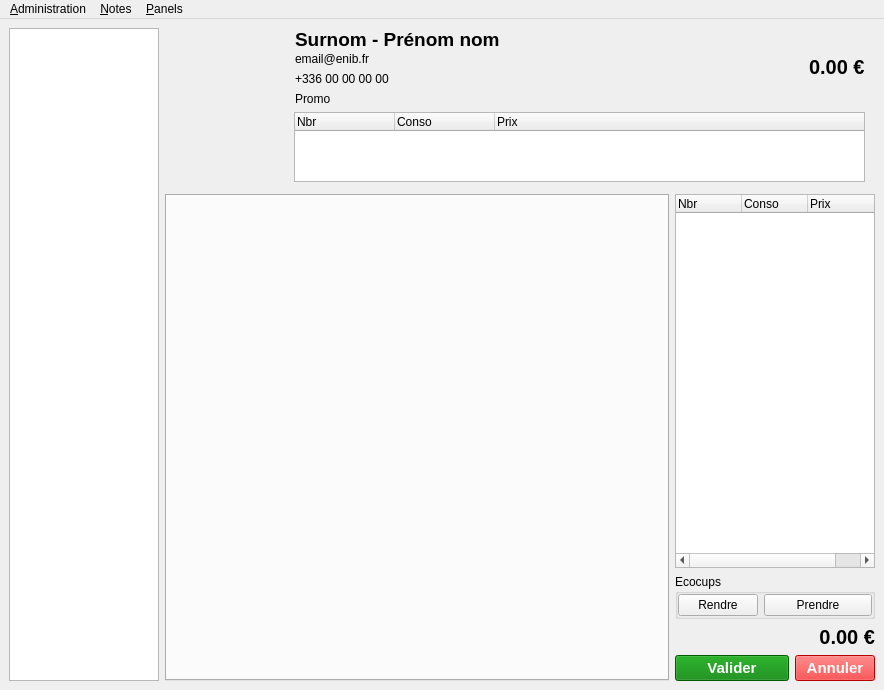
nils-van-zuijlen/Enibar, file application/ui/mainwindow.ui: the form before one commit.
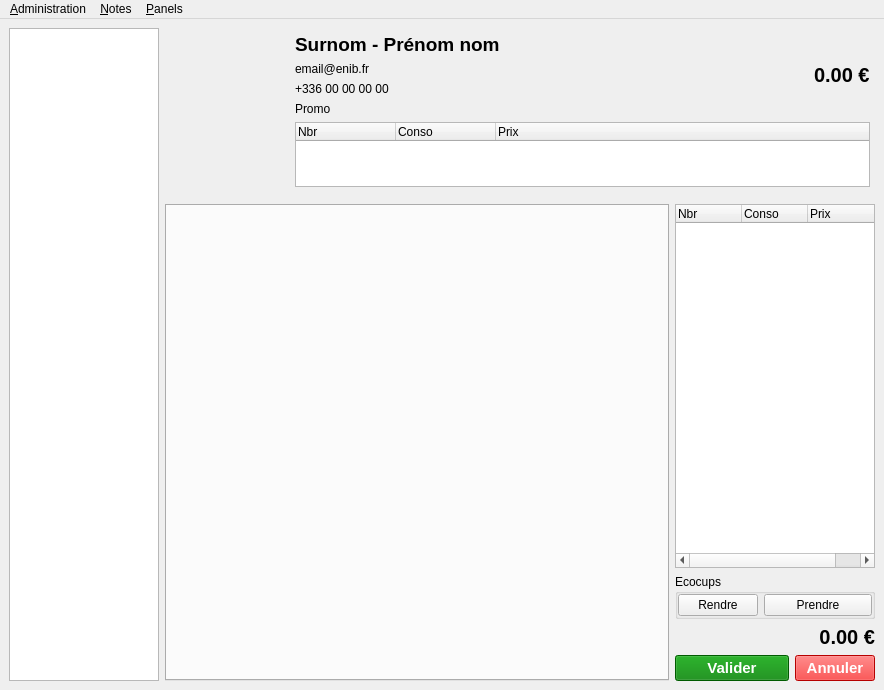
The form after the commit. Custom widgets are drawn as their Qt base class.

Commit message: Fix text on main window.

Diff of the .ui file:
```diff
--- a/application/ui/mainwindow.ui
+++ b/application/ui/mainwindow.ui
@@ -267,24 +267,30 @@
     </item>
     <item row="1" column="1" colspan="3">
      <widget class="QWidget" name="note_box" native="true">
+      <property name="sizePolicy">
+       <sizepolicy hsizetype="Minimum" vsizetype="Maximum">
+        <horstretch>0</horstretch>
+        <verstretch>0</verstretch>
+       </sizepolicy>
+      </property>
       <property name="maximumSize">
        <size>
         <width>16777215</width>
-        <height>160</height>
+        <height>100000</height>
        </size>
       </property>
       <layout class="QGridLayout" name="gridLayout_4">
        <property name="leftMargin">
-        <number>0</number>
+        <number>5</number>
        </property>
        <property name="topMargin">
-        <number>0</number>
+        <number>5</number>
        </property>
        <property name="rightMargin">
-        <number>10</number>
+        <number>5</number>
        </property>
        <property name="bottomMargin">
-        <number>0</number>
+        <number>5</number>
        </property>
        <property name="horizontalSpacing">
         <number>0</number>
@@ -359,13 +365,13 @@
          </property>
          <layout class="QVBoxLayout" name="verticalLayout">
           <property name="leftMargin">
-           <number>10</number>
+           <number>5</number>
           </property>
           <property name="topMargin">
            <number>0</number>
           </property>
           <property name="rightMargin">
-           <number>10</number>
+           <number>5</number>
           </property>
           <property name="bottomMargin">
            <number>0</number>
@@ -449,7 +455,16 @@
        </item>
        <item row="1" column="1" colspan="3">
         <widget class="QWidget" name="widget_3" native="true">
+         <property name="maximumSize">
+          <size>
+           <width>16777215</width>
+           <height>65</height>
+          </size>
+         </property>
          <layout class="QGridLayout" name="gridLayout_2">
+          <property name="leftMargin">
+           <number>5</number>
+          </property>
           <property name="topMargin">
            <number>0</number>
           </property>
```
Left out of the diff: 62 changed lines with no effect on the pictures.
